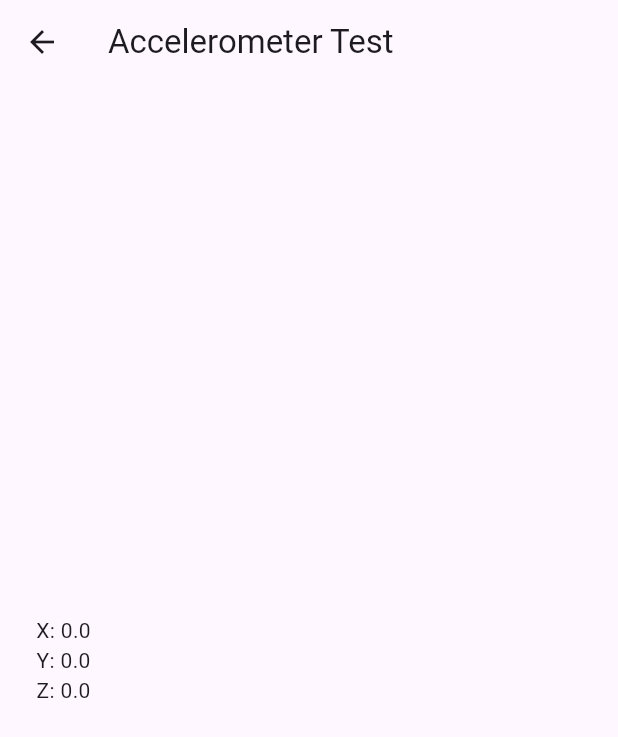
After one commit to mabdullahsaqib/Mobile-DRS-System, a Flutter app: the screen it shows after launch, after a tap on "AcceleroMeter Test", on a phone screen of 412 x 824 dp. The commit adds this screen. Shown: the top 737 px of the screen. Run offline on Flutter 3.47's test engine with Material 3 defaults, Android fonts, the phone set to English and light mode, and no system bars; our stand-ins replace sensors_plus; missing offline and left inert: arcore_flutter_plugin.

Commit message:
Added AcceleroMeter Readings.

```diff
--- /dev/null
+++ b/frontend/mobile_drs_system/lib/screens/accelerometer_test_screen.dart
@@ -0,0 +1,52 @@
+import 'package:flutter/material.dart';
+import 'package:sensors_plus/sensors_plus.dart';
+
+class AccelerometerTestScreen extends StatefulWidget {
+  const AccelerometerTestScreen({super.key});
+
+  @override
+  _AccelerometerTestScreenState createState() =>
+      _AccelerometerTestScreenState();
+}
+
+class _AccelerometerTestScreenState extends State<AccelerometerTestScreen> {
+  double _x = 0.0;
+  double _y = 0.0;
+  double _z = 0.0;
+
+  @override
+  void initState() {
+    super.initState();
+    try {
+      accelerometerEvents.listen((event) {
+        if (mounted) {
+          setState(() {
+            _x = event.x;
+            _y = event.y;
+            _z = event.z;
+          });
+        }
+      });
+    } catch (e) {
+      print("Accelerometer error: $e");
+    }
+  }
+
+  @override
+  Widget build(BuildContext context) {
+    return Scaffold(
+      appBar: AppBar(title: const Text("Accelerometer Test")),
+      body: Padding(
+        padding: const EdgeInsets.all(24.0),
+        child: Column(
+          mainAxisAlignment: MainAxisAlignment.center,
+          children: [
+            Text("X: $_x"),
+            Text("Y: $_y"),
+            Text("Z: $_z"),
+          ],
+        ),
+      ),
+    );
+  }
+}
--- a/frontend/mobile_drs_system/lib/screens/home_screen.dart
+++ b/frontend/mobile_drs_system/lib/screens/home_screen.dart
@@ -3,6 +3,7 @@ import 'master_screen.dart';
 import 'secondary_screen.dart';
 import '../widgets/role_button.dart';
 import 'ar_screen.dart'; // Make sure to import your AR screen here
+import 'accelerometer_test_screen.dart';
 
 class HomeScreen extends StatelessWidget {
   const HomeScreen({super.key});
@@ -46,6 +47,17 @@ class HomeScreen extends StatelessWidget {
                 );
               },
             ),
+            const SizedBox(height: 30),
+            RoleButton(
+              label: "AcceleroMeter Test",
+              onTap: () {
+                Navigator.push(
+                  context,
+                  MaterialPageRoute(
+                      builder: (_) => const AccelerometerTestScreen()),
+                );
+              },
+            ),
           ],
         ),
       ),
--- a/frontend/mobile_drs_system/pubspec.yaml
+++ b/frontend/mobile_drs_system/pubspec.yaml
@@ -13,6 +13,7 @@ dependencies:
     git:
       url: https://github.com/giandifra/arcore_flutter_plugin.git
   vector_math: ^2.1.4
+  sensors_plus: ^3.0.2
 
 dev_dependencies:
   flutter_test:
```
Also changed, not shown: frontend/mobile_drs_system/pubspec.lock.
